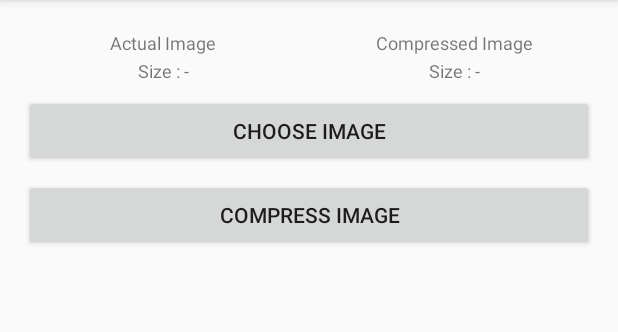
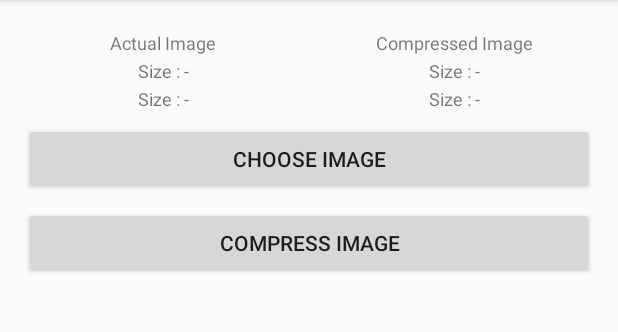
Before and after one commit to Qkopy/compressor, an Android app: the screen it shows after launch (MainActivity), after a tap on "CHOOSE IMAGE", on a phone screen of 412 x 824 dp, the part 84-416 px from its top. Run offline under Robolectric (Android 15) with nearby library versions, the phone set to English and light mode, and no system bars; our stand-ins replace RxJava.

Commit message:
Changed Exif library to Androidx
Found that android.media.Exifinterface has some bugs and recommended with androidx support library. Most stable version of Exif library is used.

```diff
--- a/app/src/main/AndroidManifest.xml
+++ b/app/src/main/AndroidManifest.xml
@@ -1,10 +1,10 @@
 <?xml version="1.0" encoding="utf-8"?>
 <manifest xmlns:android="http://schemas.android.com/apk/res/android"
-          xmlns:tools="http://schemas.android.com/tools" package="com.qkopy.compressor">
+          xmlns:tools="http://schemas.android.com/tools" package="com.qkopy.compressor"
+        >
 
     <uses-permission android:name="android.permission.READ_EXTERNAL_STORAGE"/>
     <uses-permission android:name="android.permission.WRITE_EXTERNAL_STORAGE"/>
-
     <application
             android:allowBackup="true"
             android:icon="@mipmap/ic_launcher"
--- a/app/src/main/java/com/qkopy/compressor/FileUtil.kt
+++ b/app/src/main/java/com/qkopy/compressor/FileUtil.kt
@@ -13,6 +13,7 @@ internal object FileUtil {
     @Throws(IOException::class)
     fun from(context: Context, uri: Uri): File {
         val inputStream = context.contentResolver.openInputStream(uri)
+
         val fileName = getFileName(context, uri)
         val splitName =
             splitFileName(fileName)
--- a/app/src/main/java/com/qkopy/compressor/MainActivity.kt
+++ b/app/src/main/java/com/qkopy/compressor/MainActivity.kt
@@ -3,8 +3,12 @@ package com.qkopy.compressor
 import android.annotation.SuppressLint
 import android.app.Activity
 import android.content.Intent
+import android.graphics.Bitmap
 import android.graphics.BitmapFactory
+import android.media.ExifInterface
+import android.os.Build
 import android.os.Bundle
+import android.provider.MediaStore
 import androidx.appcompat.app.AppCompatActivity
 import android.util.Log
 import android.view.View
@@ -24,6 +28,7 @@ class MainActivity : AppCompatActivity() {
     private val PICK_IMAGE_REQUEST = 100
     private var actualImage: File? = null
     private var compressedImage: File? = null
+    private var compressedBitmap:Bitmap? = null
 
     override fun onCreate(savedInstanceState: Bundle?) {
         super.onCreate(savedInstanceState)
@@ -34,9 +39,15 @@ class MainActivity : AppCompatActivity() {
     }
 
     fun chooseImage(view: View) {
-        val intent = Intent(Intent.ACTION_GET_CONTENT)
+        val intent = if (Build.VERSION.SDK_INT >= Build.VERSION_CODES.KITKAT) {
+            Intent(Intent.ACTION_OPEN_DOCUMENT)
+        } else {
+            Intent(Intent.ACTION_GET_CONTENT)
+        }
+        intent.addCategory(Intent.CATEGORY_OPENABLE)
         intent.type = "image/*"
         startActivityForResult(intent, PICK_IMAGE_REQUEST)
+
     }
 
     @SuppressLint("CheckResult")
@@ -54,12 +65,18 @@ class MainActivity : AppCompatActivity() {
 
             // Compress image using RxJava in background thread
             Compressor(this@MainActivity)
+
+                //.setDestinationDirectoryPath(obbDir.path+File.separator+"image")
+                //.compressToBitmapAsFlowable(actualImage!!)
                 .compressToFileAsFlowable(actualImage!!)
                 .subscribeOn(Schedulers.io())
                 .observeOn(AndroidSchedulers.mainThread())
                 .subscribe({ file ->
+
                     compressedImage = file
                     setCompressedImage()
+//                    compressedBitmap = file
+//                    setCompressedImageBitmap()
                 }, { throwable ->
                     throwable.printStackTrace()
                     toast("$throwable.message")
@@ -80,8 +97,18 @@ class MainActivity : AppCompatActivity() {
     private fun setCompressedImage() {
         compressed_image.setImageBitmap(BitmapFactory.decodeFile(compressedImage?.absolutePath))
         compressed_size.text = String.format("Size : %s", getReadableFileSize(compressedImage?.length()))
+        val exif = ExifInterface(compressedImage?.absolutePath)
+        compressed_meta.text = "${exif.getAttribute(ExifInterface.TAG_DATETIME)}\n${exif.getAttribute(ExifInterface.TAG_SOFTWARE)}\n" +
+                "${exif.getAttribute(ExifInterface.TAG_Y_RESOLUTION)}"
         //Toast.makeText(this, "Compressed image save in " + compressedImage?.path, Toast.LENGTH_LONG).show()
         Log.d("Compressor", "Compressed image save in " + compressedImage?.path)
+    }
+
+    private fun setCompressedImageBitmap() {
+        compressed_image.setImageBitmap(compressedBitmap)
+        compressed_size.text = String.format("Size : %s", getReadableFileSize(compressedBitmap?.byteCount?.toLong()))
+        //Toast.makeText(this, "Compressed image save in " + compressedImage?.path, Toast.LENGTH_LONG).show()
+        Log.d("Compressor", "Compressed image save in " + compressedBitmap?.config?.name)
     }
 
     private fun clearImage() {
@@ -101,6 +128,11 @@ class MainActivity : AppCompatActivity() {
                 if (actualImage!!.absolutePath != null) {
                     actual_image.setImageBitmap(BitmapFactory.decodeFile(actualImage!!.absolutePath))
                     actual_size.text = String.format("Size : %s", getReadableFileSize(actualImage!!.length()))
+                    val exif = ExifInterface(actualImage?.absolutePath)
+                    actual_meta.text = "${exif.getAttribute(ExifInterface.TAG_DATETIME)}\n${exif.getAttribute(ExifInterface.TAG_SOFTWARE)}\n" +
+                            "${exif.getAttribute(ExifInterface.TAG_Y_RESOLUTION)}"
+                    exif.toString()
+
                     clearImage()
                 }
 
--- a/app/src/main/res/layout/activity_main.xml
+++ b/app/src/main/res/layout/activity_main.xml
@@ -39,6 +39,7 @@
                     android:layout_marginStart="4dp"
                     android:layout_weight="1"
                     android:adjustViewBounds="true"/>
+
 
         </LinearLayout>
 
@@ -99,6 +100,36 @@
                     android:textSize="12sp"/>
 
         </LinearLayout>
+        <LinearLayout
+                android:layout_width="match_parent"
+                android:layout_height="wrap_content"
+                android:layout_marginTop="2dp"
+                android:orientation="horizontal">
+
+            <TextView
+                    android:id="@+id/actual_meta"
+                    android:layout_width="0dp"
+                    android:layout_height="wrap_content"
+                    android:layout_marginEnd="4dp"
+                    android:layout_marginRight="4dp"
+                    android:layout_weight="1"
+                    android:gravity="center"
+                    android:text="@string/size"
+                    android:textSize="12sp"/>
+
+            <TextView
+                    android:id="@+id/compressed_meta"
+                    android:layout_width="0dp"
+                    android:layout_height="wrap_content"
+                    android:layout_marginLeft="4dp"
+                    android:layout_marginStart="4dp"
+                    android:layout_weight="1"
+                    android:gravity="center"
+                    android:text="@string/size"
+                    android:textSize="12sp"/>
+
+        </LinearLayout>
+
 
         <Button
                 android:layout_width="match_parent"
--- a/imagecompressor/build.gradle
+++ b/imagecompressor/build.gradle
@@ -3,13 +3,13 @@ apply plugin: 'kotlin-android-extensions'
 apply plugin: 'kotlin-android'
 
 android {
-    compileSdkVersion 28
+    compileSdkVersion 29
 
 
 
     defaultConfig {
         minSdkVersion 15
-        targetSdkVersion 28
+        targetSdkVersion 29
         versionCode 1
         versionName "1.0"
 
--- a/imagecompressor/src/main/java/com/qkopy/imagecompressor/ImageUtil.kt
+++ b/imagecompressor/src/main/java/com/qkopy/imagecompressor/ImageUtil.kt
@@ -5,6 +5,7 @@ import androidx.exifinterface.media.ExifInterface
 import java.io.File
 import java.io.FileOutputStream
 import java.io.IOException
+import kotlin.coroutines.coroutineContext
 
 internal object ImageUtil {
 
@@ -22,6 +23,8 @@ internal object ImageUtil {
         if (!file.exists()) {
             file.mkdirs()
         }
+
+
         try {
             fileOutputStream = FileOutputStream(destinationPath)
             // write the compressed bitmap at the destination specified by destinationPath.
@@ -45,6 +48,7 @@ internal object ImageUtil {
         // First decode with inJustDecodeBounds=true to check dimensions
 
         var scaledBitmap: Bitmap? = null
+
 
         val options = BitmapFactory.Options()
         options.inJustDecodeBounds = true
@@ -107,7 +111,7 @@ internal object ImageUtil {
         scaleMatrix.setScale(ratioX, ratioY, middleX, middleY)
 
         val canvas = Canvas(scaledBitmap!!)
-        canvas.matrix = scaleMatrix
+        canvas.setMatrix(scaleMatrix)
         canvas.drawBitmap(
             bmp!!, middleX - bmp.width / 2,
             middleY - bmp.height / 2, Paint(Paint.FILTER_BITMAP_FLAG)
```
Also changed, not shown: 2 other files.
